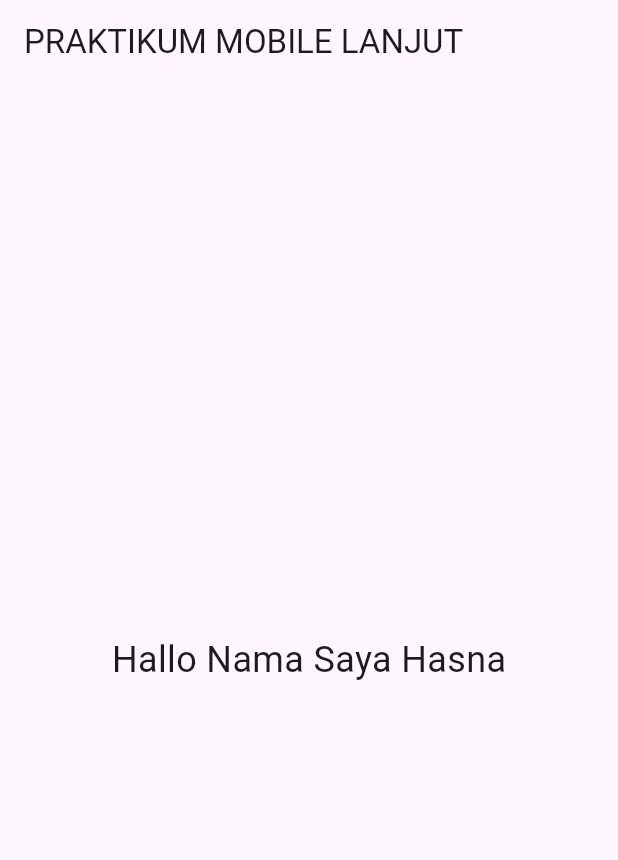
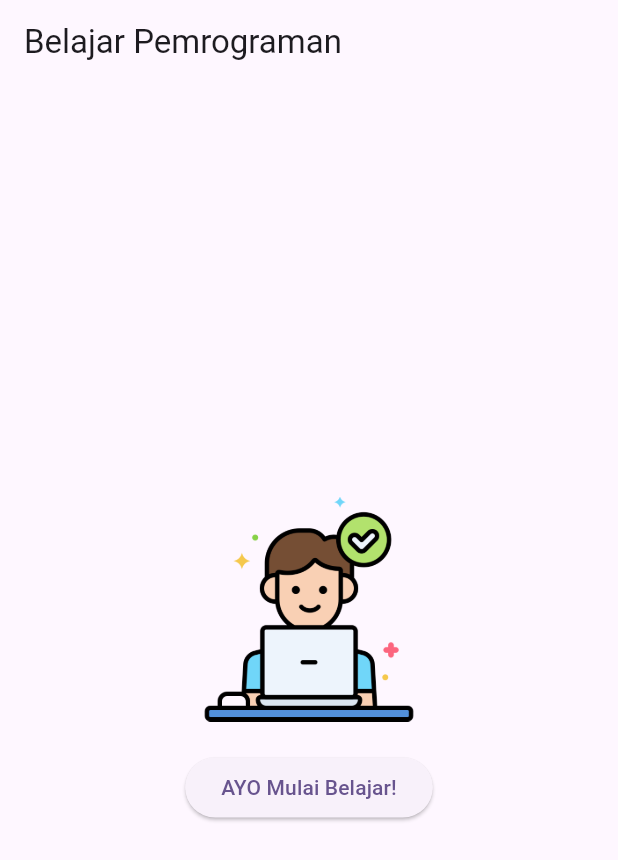
Before and after one commit to mourenemillie/prak_mola_hasna, a Flutter app: the screen it shows after launch, on a phone screen of 412 x 824 dp. Shown: the top 860 px of the screen. Run offline on Flutter 3.47's test engine with Material 3 defaults, Android fonts, the phone set to English and light mode, and no system bars.

Commit message:
tugas 1 pertemuan 3

```diff
--- /dev/null
+++ b/lib/first_widget.dart
@@ -0,0 +1,31 @@
+import 'package:flutter/material.dart';
+
+class FirstWidget extends StatelessWidget {
+  const FirstWidget({super.key});
+
+  @override
+  Widget build(BuildContext context) {
+    return Scaffold(
+      appBar: AppBar(
+        title: const Text('Belajar Pemrograman'),
+      ),
+      body: Center(
+        child: Column(
+          mainAxisAlignment: MainAxisAlignment.center,
+          children: [
+            Image.asset(
+              'assets/images/IT.png',
+              width: 150,
+              height: 150,
+            ),
+            const SizedBox(height: 20),
+            ElevatedButton(
+              onPressed: () {},
+              child: const Text('AYO Mulai Belajar!'),
+            ),
+          ],
+        ),
+      ),
+    );
+  }
+}
--- a/lib/main.dart
+++ b/lib/main.dart
@@ -1,4 +1,5 @@
 import 'package:flutter/material.dart';
+import 'first_widget.dart';
 
 void main() {
   runApp(const MyApp());
@@ -10,21 +11,12 @@
   @override
   Widget build(BuildContext context) {
     return MaterialApp(
-      title: 'PRAKTIKUM MOBILE LANJUT',
+      title: 'Praktikum Mobile Lanjut',
       theme: ThemeData(
         colorScheme: ColorScheme.fromSeed(seedColor: Colors.deepPurple),
+        useMaterial3: true,
       ),
-      home: Scaffold(
-        appBar: AppBar(
-          title: const Text('PRAKTIKUM MOBILE LANJUT'),
-        ),
-        body: const Center(
-          child: Text(
-            'Hallo Nama Saya Hasna',
-            style: TextStyle(fontSize: 24),
-          ),
-        ),
-      ),
+      home: const FirstWidget(),
     );
   }
 }
```
Also changed, not shown: lib/column_widget.dart (added, +22 -0 lines), lib/row_widget.dart (added, +23 -0 lines), pubspec.yaml (+5 -71 lines), assets/images/IT.png (added), pubspec.lock.
